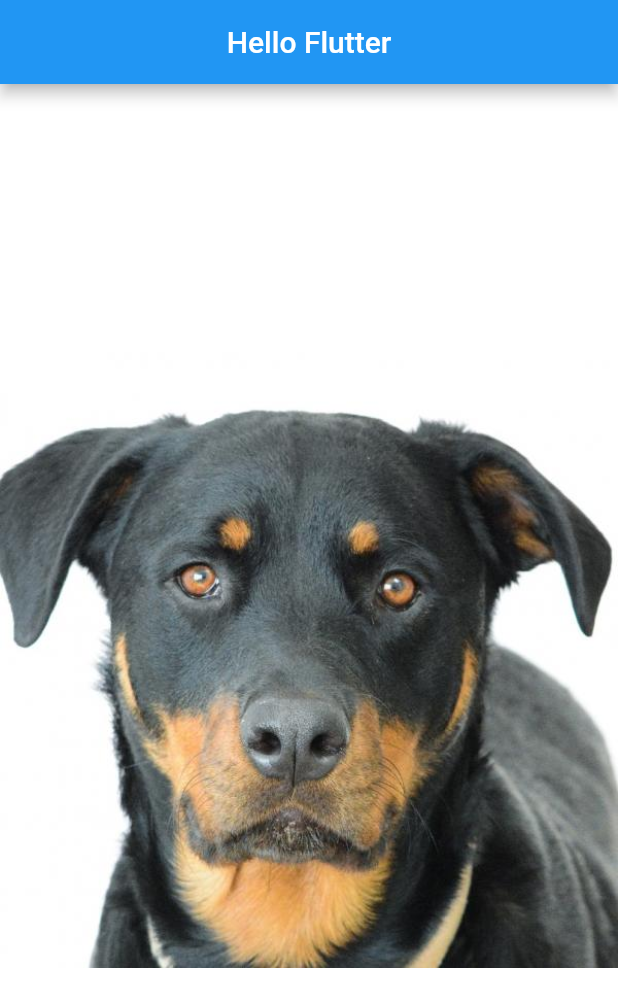
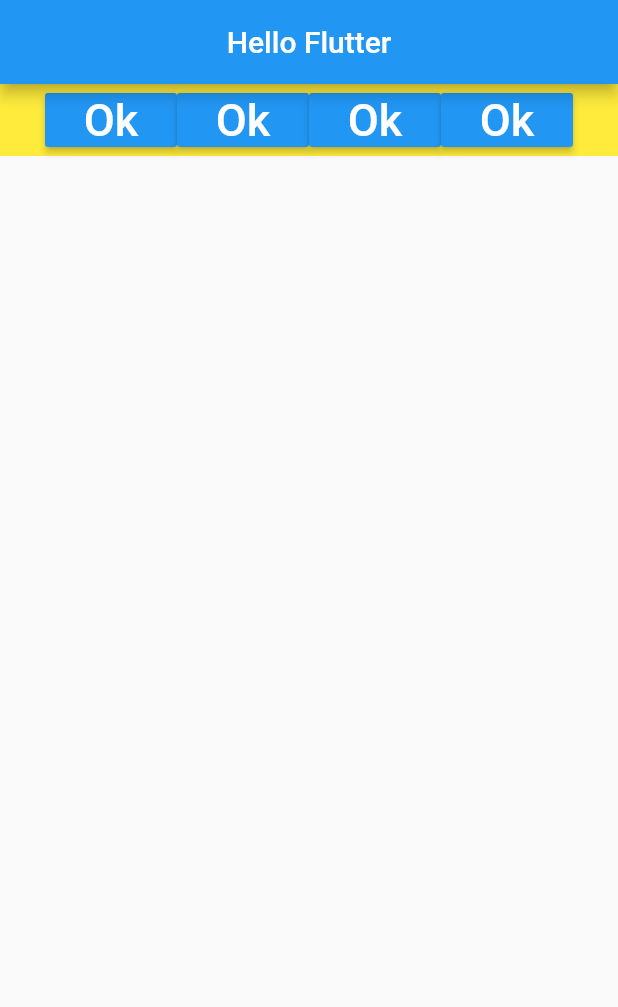
Before and after one commit to felixpessoa/flutter_basico, a Flutter app: the screen it shows after launch, on a phone screen of 412 x 824 dp. Shown: the top 1007 px of the screen. Run offline on Flutter 3.47's test engine with Material 2 defaults, Android fonts, the phone set to English and light mode, and no system bars.

Commit message:
add button

```diff
--- a/lib/pages/home_page.dart
+++ b/lib/pages/home_page.dart
@@ -1,4 +1,3 @@
-
 import 'package:flutter/cupertino.dart';
 import 'package:flutter/material.dart';
 
@@ -21,31 +20,47 @@ class HomePage extends StatelessWidget {
   _body() {
     return Container(
       //margin: const EdgeInsets.only(left: 10, top: 10),
-      color: Colors.white,
-      child:  Center(
-        child: _img(),
+      color: Colors.yellow,
+      child: Row(
+        // mainAxisSize: MainAxisSize.min,
+        mainAxisAlignment: MainAxisAlignment.center,
+        children: <Widget>[
+          _button(),
+          _button(),
+          _button(),
+          _button(),
+        ],
       ),
     );
   }
 
-  _button(){
+
+  _button() {
     return RaisedButton(
-      child: Text("Ok"),
-      onPressed: () {
-        print("Clicou no botão!");
-      },
+      color: Colors.blue,
+      child: Text(
+        "Ok",
+        style: TextStyle(
+          color: Colors.white,
+          fontSize: 30,
+        ),
+      ),
+      onPressed: () => _OnClickOk,
     );
+  }
+
+  void _OnClickOk() {
+    print("Clicou no botão!");
   }
 
   _img() {
     // ( .asset pega imagem do assets / .network pega imagem da URL / .file pega imagem de um arquivo.
     return Image.asset(
-        "assets/img/dog4.png",
-        fit: BoxFit.cover,
-        /*width: 300,
+      "assets/img/dog4.png",
+      fit: BoxFit.cover,
+      /*width: 300,
         height: 300,
         fit: BoxFit.cover,*/
-
     );
   }
 
@@ -63,6 +78,4 @@ class HomePage extends StatelessWidget {
       ),
     );
   }
-
-
 }
```
